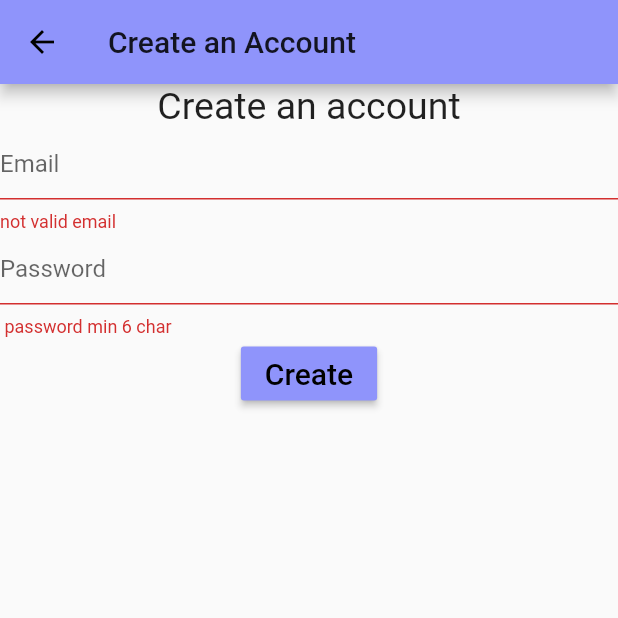
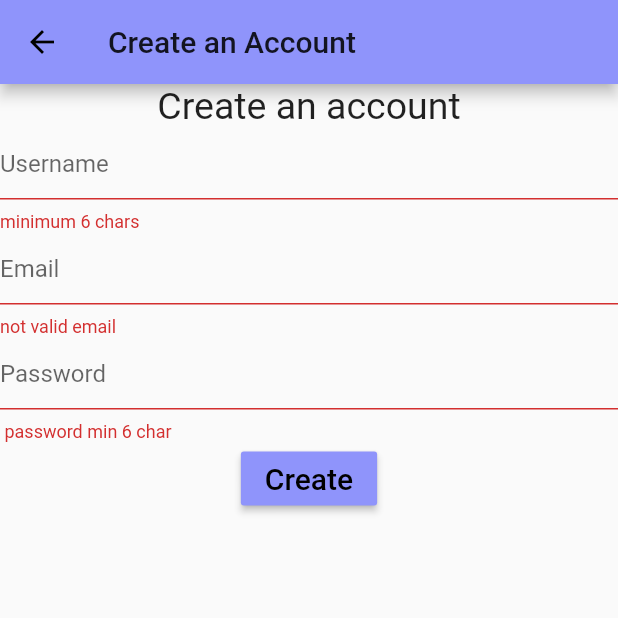
Before and after one commit to ble9/ChatterBox, a Flutter app: the SignUpScreen screen opened by its route, after a tap on "Create", on a phone screen of 412 x 824 dp, the top half of it. Run offline on Flutter 3.47's test engine with Material 2 defaults, Android fonts, the phone set to English and light mode, and no system bars; our stand-ins replace cached_network_image, cloud_firestore, firebase_auth, firebase_core, google_sign_in, simple_animations and 1 more; accounts and stored records are empty.

Commit message:
normal sign up include username

```diff
--- a/lib/screens/signup_screen.dart
+++ b/lib/screens/signup_screen.dart
@@ -41,6 +41,15 @@ class _SignUpState extends State<SignUpScreen> {
               ),
               TextFormField(
                 decoration: InputDecoration(
+                  hintText: 'Username',
+                ),
+
+                autocorrect: false,
+                validator: con.validatorUsername,
+                onSaved: con.onSavedUsername,
+              ),
+              TextFormField(
+                decoration: InputDecoration(
                   hintText: 'Email',
                 ),
                 keyboardType: TextInputType.emailAddress,
@@ -76,6 +85,7 @@ class _SignUpState extends State<SignUpScreen> {
 class _Controller {
   _SignUpState _state;
   _Controller(this._state);
+  String username;
   String email;
   String password;
   FirebaseController fbcon = new FirebaseController();
@@ -90,6 +100,7 @@ class _Controller {
 
       Map<String, String> userInfoMap = {
         "email": email,
+        "username" : username,
       };
 
       fbcon.uploadUserInfo(userInfoMap);
@@ -105,6 +116,17 @@ class _Controller {
           content: e.message ?? e.toString(),
       );
     }
+  }
+
+   String validatorUsername(String value) {
+    if (value.length < 6)
+      return 'minimum 6 chars';
+    else
+      return  null;
+  }
+
+  void onSavedUsername(String value) {
+    this.username = value;
   }
 
   String validatorEmail(String value) {
```
Also changed, not shown: lib/screens/home_screen.dart (+11 -5 lines), lib/screens/views/myimageview.dart (added, +17 -0 lines).
